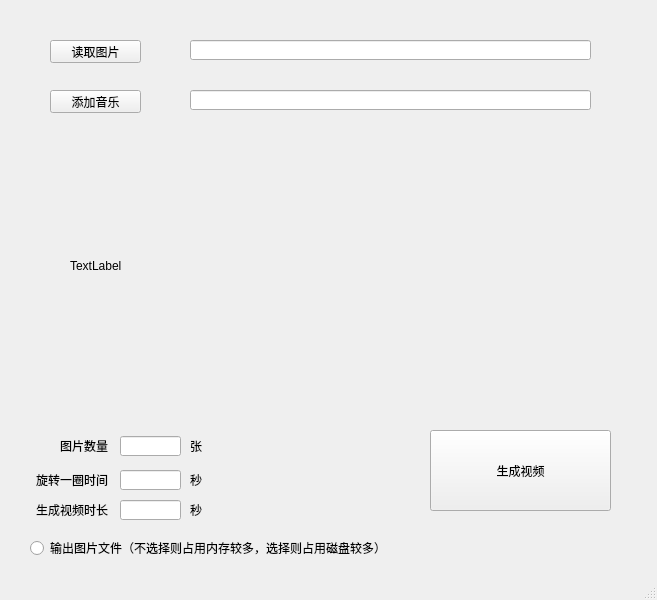
First picture: the form in 5_rotate_img/rotate_img.ui, repository ShenYuhan/python-tools, before the edit.
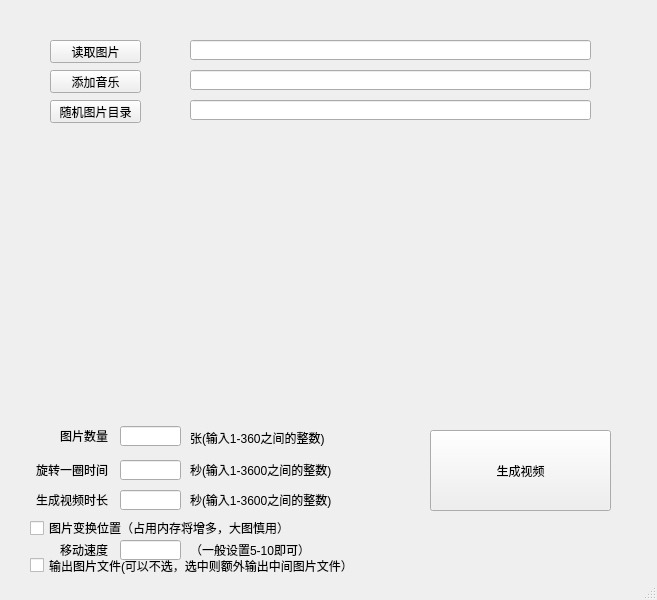
Second picture: the form after the edit.

Commit message: 5 鸡块生成器升级 跳跃和随机嵌入图片

Diff of the .ui file:
```diff
--- a/5_rotate_img/rotate_img.ui
+++ b/5_rotate_img/rotate_img.ui
@@ -31,7 +31,7 @@
     <property name="geometry">
      <rect>
       <x>50</x>
-      <y>90</y>
+      <y>70</y>
       <width>91</width>
       <height>23</height>
      </rect>
@@ -54,7 +54,7 @@
     <property name="geometry">
      <rect>
       <x>190</x>
-      <y>90</y>
+      <y>70</y>
       <width>401</width>
       <height>20</height>
      </rect>
@@ -70,14 +70,14 @@
      </rect>
     </property>
     <property name="text">
-     <string>TextLabel</string>
+     <string/>
     </property>
    </widget>
    <widget class="QLabel" name="label_2">
     <property name="geometry">
      <rect>
       <x>60</x>
-      <y>440</y>
+      <y>430</y>
       <width>54</width>
       <height>12</height>
      </rect>
@@ -90,7 +90,7 @@
     <property name="geometry">
      <rect>
       <x>120</x>
-      <y>436</y>
+      <y>426</y>
       <width>61</width>
       <height>20</height>
      </rect>
@@ -100,20 +100,20 @@
     <property name="geometry">
      <rect>
       <x>190</x>
-      <y>440</y>
-      <width>54</width>
-      <height>12</height>
+      <y>430</y>
+      <width>151</width>
+      <height>16</height>
      </rect>
     </property>
     <property name="text">
-     <string>张</string>
+     <string>张(输入1-360之间的整数)</string>
     </property>
    </widget>
    <widget class="QLabel" name="label_4">
     <property name="geometry">
      <rect>
       <x>36</x>
-      <y>470</y>
+      <y>460</y>
       <width>81</width>
       <height>20</height>
      </rect>
@@ -126,7 +126,7 @@
     <property name="geometry">
      <rect>
       <x>120</x>
-      <y>470</y>
+      <y>460</y>
       <width>61</width>
       <height>20</height>
      </rect>
@@ -136,20 +136,20 @@
     <property name="geometry">
      <rect>
       <x>190</x>
-      <y>470</y>
-      <width>54</width>
+      <y>460</y>
+      <width>151</width>
       <height>20</height>
      </rect>
     </property>
     <property name="text">
-     <string>秒</string>
+     <string>秒(输入1-3600之间的整数)</string>
     </property>
    </widget>
    <widget class="QLabel" name="label_6">
     <property name="geometry">
      <rect>
       <x>36</x>
-      <y>500</y>
+      <y>490</y>
       <width>81</width>
       <height>20</height>
      </rect>
@@ -162,7 +162,7 @@
     <property name="geometry">
      <rect>
       <x>120</x>
-      <y>500</y>
+      <y>490</y>
       <width>61</width>
       <height>20</height>
      </rect>
@@ -172,13 +172,13 @@
     <property name="geometry">
      <rect>
       <x>190</x>
-      <y>500</y>
-      <width>54</width>
+      <y>490</y>
+      <width>151</width>
       <height>20</height>
      </rect>
     </property>
     <property name="text">
-     <string>秒</string>
+     <string>秒(输入1-3600之间的整数)</string>
     </property>
    </widget>
    <widget class="QPushButton" name="pushButton_3">
@@ -194,17 +194,89 @@
      <string>生成视频</string>
     </property>
    </widget>
-   <widget class="QRadioButton" name="radioButton">
+   <widget class="QPushButton" name="pushButton_4">
+    <property name="geometry">
+     <rect>
+      <x>50</x>
+      <y>100</y>
+      <width>91</width>
+      <height>23</height>
+     </rect>
+    </property>
+    <property name="text">
+     <string>随机图片目录</string>
+    </property>
+   </widget>
+   <widget class="QLineEdit" name="lineEdit_6">
+    <property name="geometry">
+     <rect>
+      <x>190</x>
+      <y>100</y>
+      <width>401</width>
+      <height>20</height>
+     </rect>
+    </property>
+   </widget>
+   <widget class="QLabel" name="label_8">
+    <property name="geometry">
+     <rect>
+      <x>60</x>
+      <y>540</y>
+      <width>51</width>
+      <height>20</height>
+     </rect>
+    </property>
+    <property name="text">
+     <string>移动速度</string>
+    </property>
+   </widget>
+   <widget class="QLineEdit" name="lineEdit_7">
+    <property name="geometry">
+     <rect>
+      <x>120</x>
+      <y>540</y>
+      <width>61</width>
+      <height>20</height>
+     </rect>
+    </property>
+   </widget>
+   <widget class="QLabel" name="label_9">
+    <property name="geometry">
+     <rect>
+      <x>190</x>
+      <y>540</y>
+      <width>151</width>
+      <height>20</height>
+     </rect>
+    </property>
+    <property name="text">
+     <string>（一般设置5-10即可）</string>
+    </property>
+   </widget>
+   <widget class="QCheckBox" name="checkBox">
     <property name="geometry">
      <rect>
       <x>30</x>
-      <y>540</y>
-      <width>361</width>
+      <y>520</y>
+      <width>261</width>
       <height>16</height>
      </rect>
     </property>
     <property name="text">
-     <string>输出图片文件（不选择则占用内存较多，选择则占用磁盘较多）</string>
+     <string>图片变换位置（占用内存将增多，大图慎用）</string>
+    </property>
+   </widget>
+   <widget class="QCheckBox" name="checkBox_2">
+    <property name="geometry">
+     <rect>
+      <x>30</x>
+      <y>555</y>
+      <width>331</width>
+      <height>21</height>
+     </rect>
+    </property>
+    <property name="text">
+     <string>输出图片文件(可以不选，选中则额外输出中间图片文件）</string>
     </property>
    </widget>
   </widget>
```
Left out of the diff: 2 changed lines with no effect on the pictures. The commit also changes 2 other files.
